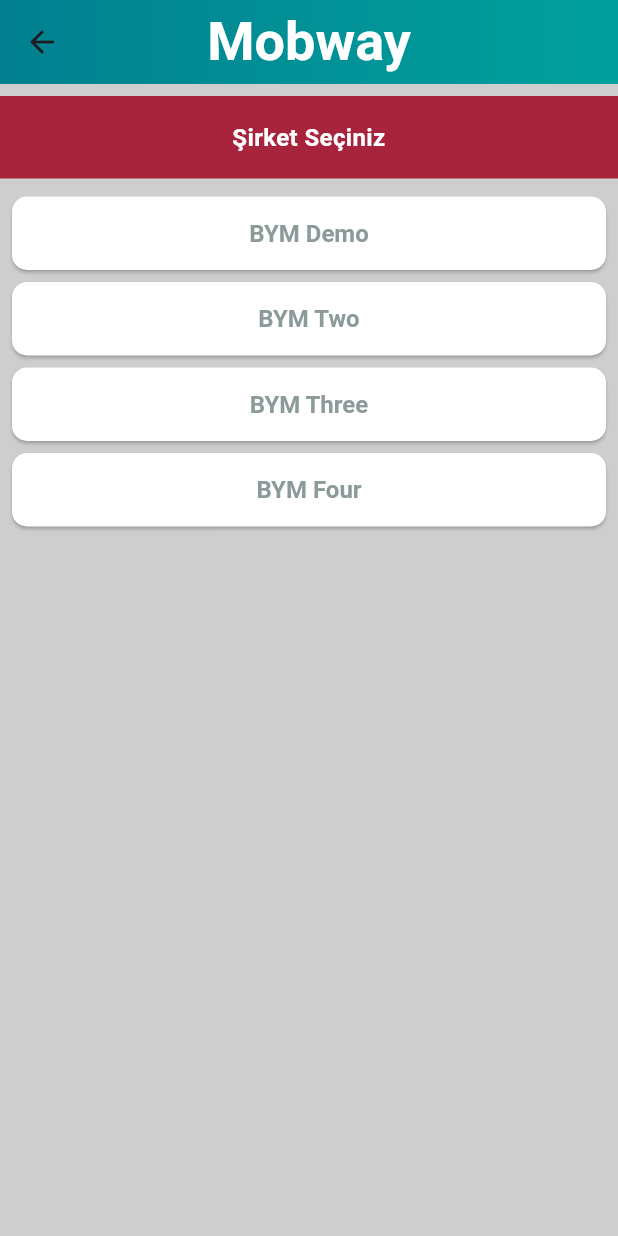
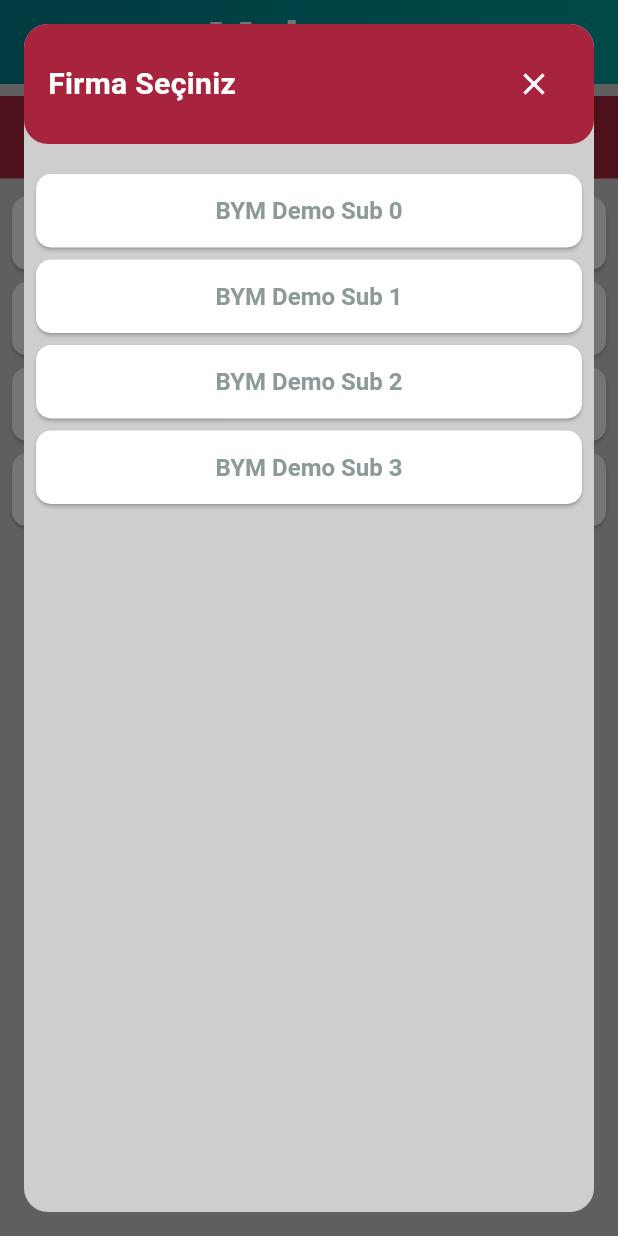
Before and after one commit to mehmetfurkansakiz/mobway_clone_app, a Flutter app: the CompanySelectionScreen screen opened directly, after a tap on "BYM Demo", on a phone screen of 412 x 824 dp. Run offline on Flutter 3.47's test engine with Material 3 defaults, Android fonts, the light colour scheme and no system bars.

Commit message:
Added Sub-company selection dialog screen.

```diff
--- a/lib/company_selection_screen.dart
+++ b/lib/company_selection_screen.dart
@@ -12,12 +12,20 @@
 }
 
 class _CompanySelectionScreenState extends State<CompanySelectionScreen> {
-  // Şirketlerin listesi
+  // Dummy Şirketlerin listesi
   final List<String> companies = [
     'BYM Demo',
     'BYM Two',
     'BYM Three',
     'BYM Four',
+  ];
+
+  // Dummy Sub-Şirketlerin listesi
+  final List<String> subCompanies = [
+    'Sub 1',
+    'Sub 2',
+    'Sub 3',
+    'Sub 4',
   ];
 
   @override
@@ -29,12 +37,13 @@
           const CustomRedBanner(
             title: 'Şirket Seçiniz',
           ),
-          _companiesListView()
+          _companiesListView() // Firmaların listelenmesi
         ],
       ),
     );
   }
 
+  // Firmaların listelenmesi
   Expanded _companiesListView() {
     return Expanded(
         child: ListView.builder(
@@ -45,7 +54,7 @@
           padding: const EdgeInsets.symmetric(vertical: 4.0),
           child: CustomButton(
             onPressed: () {
-              // tıklanan elevated button'a yönlendirme
+              _showSubCompanyDialog(companies[index]); //Firma secim ekrani
             },
             text: companies[index],
             backgroundColor: LightColors.pureWhite,
@@ -55,4 +64,86 @@
       },
     ));
   }
+
+  // Firma secim ekrani
+  void _showSubCompanyDialog(String company) {
+    showDialog(
+      context: context,
+      builder: (context) {
+        return Dialog(
+          insetPadding: const EdgeInsets.all(16),
+          child: Stack(
+            children: [
+              Container(
+                decoration: BoxDecoration(
+                  color: LightColors.silverGrey,
+                  borderRadius: BorderRadius.circular(16),
+                ),
+                child: Column(
+                  mainAxisSize: MainAxisSize.min,
+                  children: [
+                    Container(
+                      decoration: BoxDecoration(
+                        color: LightColors.romeoRed,
+                        borderRadius: BorderRadius.circular(16),
+                      ),
+                      padding: const EdgeInsets.symmetric(vertical: 16, horizontal: 16),
+                      child: _dialogRedBanner(context), // Firma secim ekrani kirmizi banner
+                    ),
+                    _subCompaniesListView(company), // Firma secim ekrani altindaki sub-firmalar
+                  ],
+                ),
+              ),
+            ],
+          ),
+        );
+      },
+    );
+  }
+
+  // Firma secim ekrani kirmizi banner
+  Row _dialogRedBanner(BuildContext context) {
+    return Row(
+      mainAxisAlignment: MainAxisAlignment.spaceBetween,
+      children: [
+        const Text(
+          'Firma Seçiniz',
+          style: TextStyle(
+            color: LightColors.pureWhite,
+            fontSize: 20,
+            fontWeight: FontWeight.bold,
+          ),
+        ),
+        IconButton(
+          icon: const Icon(Icons.close, color: LightColors.pureWhite),
+          onPressed: () {
+            Navigator.of(context).pop();
+          },
+        ),
+      ],
+    );
+  }
+
+  // Firma secim ekrani altindaki sub-firmalar
+  Expanded _subCompaniesListView(String company) {
+    return Expanded(
+      child: ListView.builder(
+        padding: const EdgeInsets.symmetric(vertical: 16.0),
+        itemCount: subCompanies.length, // Replace with actual sub-companies count
+        itemBuilder: (context, index) {
+          return Padding(
+            padding: const EdgeInsets.symmetric(vertical: 4.0, horizontal: 8.0),
+            child: CustomButton(
+              onPressed: () {
+                Navigator.of(context).pop();
+              },
+              text: '$company Sub $index',
+              backgroundColor: LightColors.pureWhite,
+              textColor: LightColors.steelyGrey,
+            ),
+          );
+        },
+      ),
+    );
+  }
 }
```
